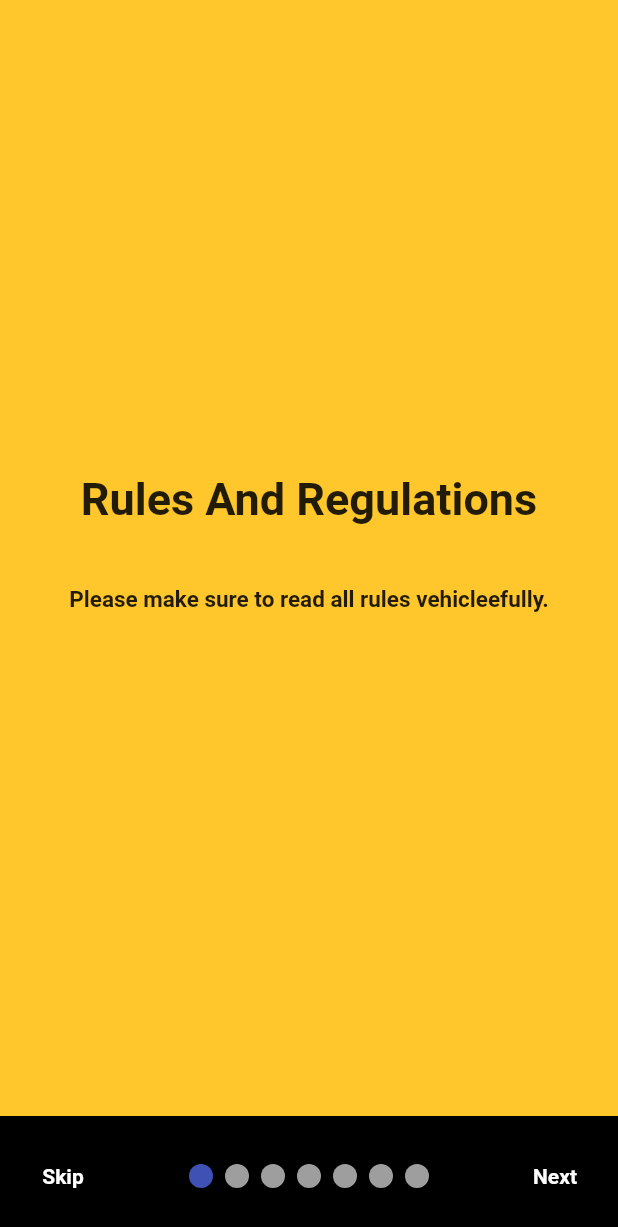
After one commit to gabrielstonedelza/Taxinet-Driver, a Flutter app: the DriverBoarding screen opened directly, on a phone screen of 412 x 824 dp. The commit adds this screen. Shown: the top 1227 px of the screen. Run offline on Flutter 3.47's test engine with Material 2 defaults, Android fonts, the phone set to English and light mode, and no system bars; drawn by our look-alikes of smooth_page_indicator; our stand-ins replace animate_do, animated_text_kit, badges, dio, flutter_local_notifications, font_awesome_flutter and 12 more; missing offline and left inert: flutter_phone_direct_caller; accounts and stored records are empty; network calls fail; project files that could hold a hidden picture were left out.

Commit message:
taxinet flutter driver,added onboarding

```diff
--- /dev/null
+++ b/lib/driver/driveronboarding.dart
@@ -0,0 +1,126 @@
+import 'package:flutter/material.dart';
+import 'package:get_storage/get_storage.dart';
+import "package:get/get.dart";
+import 'package:smooth_page_indicator/smooth_page_indicator.dart';
+
+import '../../constants/app_colors.dart';
+import '../bottomnavigation.dart';
+
+class DriverBoarding extends StatefulWidget {
+  const DriverBoarding({Key? key}) : super(key: key);
+
+  @override
+  State<DriverBoarding> createState() => _DriverBoardingState();
+}
+
+class _DriverBoardingState extends State<DriverBoarding> {
+  final controller = PageController();
+  bool isLastPage = false;
+  final storage = GetStorage();
+
+
+  @override
+  void initState() {
+    // TODO: implement initState
+    super.initState();
+  }
+
+  @override
+  void dispose() {
+    // TODO: implement dispose
+    controller.dispose();
+    super.dispose();
+  }
+
+
+  @override
+  Widget build(BuildContext context) {
+    return SafeArea(
+      child: Scaffold(
+        body: Container(
+          padding: const EdgeInsets.only(bottom:80),
+          child: PageView(
+            controller: controller,
+            onPageChanged: (index){
+              setState(() {
+                isLastPage = index == 9;
+              });
+            },
+            children: [
+              buildPage(primaryColor,"Rules And Regulations","Please make sure to read all rules vehicleefully."),
+              buildPage(primaryColor,"Daily Payment","Driver will pay upfront sales of GH₵70 by using the app wallet after filling the inventory before he can start the vehicle."),
+              buildPage(primaryColor,"Report","Driver is required to report once a week for vehicle inspection."),
+              buildPage(primaryColor,"Excuses & Permissions","The driver is to give a three (3) days prior notice for any excuse of work"),
+              buildPage(primaryColor,"Health Status","In case of any sickness,driver will have to park the vehicle until full recovery."),
+              buildPage(primaryColor,"Vehicle Damage","Driver will bear any cost of careless driving that leads to damage of the vehicle."),
+              buildPage(primaryColor,"Traveling beyond boundaries","Driver cannot go outside Kumasi without approval from the management"),
+              buildPage(primaryColor,"Third Party driver","Drive have no right to give the vehicle to third party to drive without approval from the management."),
+              buildPage(primaryColor,"Vehicle lock & unlock alerts","Driver will receive a daily alert (Sms) to park the vehicle before 12am which is when the vehicle and app gets locked.Drivers app will be unlocked automatically when it's 4am in the morning,vehicle too would be unlocked when driver makes payment for the day."),
+              buildPage(primaryColor,"Cargo Forbidden","Driver has no right to use the vehicle for loading goods."),
+              buildPage(primaryColor,"Commissions","Driver will receive  a commission of 10% on his daily sale and receive a bonus every month if he works all the days of the month."),
+            ],
+          ),
+        ),
+        bottomSheet: isLastPage ? Container(
+          padding: const EdgeInsets.symmetric(horizontal:10),
+          height: 80,
+          width:MediaQuery.of(context).size.width,
+          color:Colors.black,
+          child: TextButton(
+              onPressed: () async{
+                storage.write("viewedIntro","ViewedInto");
+                Get.offAll(()=> const MyBottomNavigationBar());
+              },
+              child: const Text("Get Started",style: TextStyle(fontWeight: FontWeight.bold,color:Colors.white,fontSize:20))
+          ),
+        ) :Container(
+            padding: const EdgeInsets.symmetric(horizontal:10),
+            height: 80,
+            color:Colors.black,
+            child: Row(
+              mainAxisAlignment: MainAxisAlignment.spaceBetween,
+              children: [
+                TextButton(
+                    child: const Text("Skip",style: TextStyle(fontWeight: FontWeight.bold,color:Colors.white)),
+                    onPressed: (){
+                      Get.offAll(()=> const MyBottomNavigationBar());
+                    }
+                ),
+                Center(child:SmoothPageIndicator(
+                  controller: controller,
+                  count: 7,
+                  onDotClicked: (index){
+                    controller.animateToPage(index, duration: const Duration(milliseconds: 500), curve: Curves.easeIn);
+                  },
+                )),
+                TextButton(
+                    child: const Text("Next",style: TextStyle(fontWeight: FontWeight.bold,color:Colors.white)),
+                    onPressed: (){
+                      controller.nextPage(duration: const Duration(milliseconds: 500), curve: Curves.easeInOut);
+                    }
+                ),
+              ],
+            )
+        ),
+      ),
+    );
+  }
+
+  Widget buildPage(Color color,String title,String subtitle){
+    return Container(
+        color: color,
+        child:Column(
+          mainAxisAlignment: MainAxisAlignment.center,
+          children: [
+            Text(title,style: const TextStyle(fontWeight: FontWeight.bold,fontSize:30)),
+            const SizedBox(height:20),
+            Container(
+                padding: const EdgeInsets.all(20),
+                child: Text(subtitle,style: const TextStyle(fontWeight: FontWeight.bold,fontSize:15))
+            )
+          ],
+        )
+    );
+  }
+
+}
--- a/lib/driver/home/addinventory.dart
+++ b/lib/driver/home/addinventory.dart
@@ -264,7 +264,7 @@ class _AddInventoryState extends State<AddInventory> {
       "Authorization": "Token $uToken"
     }, body: {
       "driver": userController.driverProfileId,
-      "amount": "8.33",
+      "amount": "10",
     });
     if(response.statusCode == 201){
 
--- a/lib/driver/home/myprofile.dart
+++ b/lib/driver/home/myprofile.dart
@@ -11,7 +11,7 @@ import "package:get/get.dart";
 
 import '../../g_controllers/user/user_controller.dart';
 import '../../views/login/newlogin.dart';
-import 'mysalaries.dart';
+import 'mybonuses.dart';
 
 class MyProfile extends StatefulWidget {
   const MyProfile({Key? key}) : super(key: key);
--- a/lib/driver/home/pages/notifications.dart
+++ b/lib/driver/home/pages/notifications.dart
@@ -9,7 +9,7 @@ import '../../../controllers/notificationController.dart';
 import '../../../g_controllers/user/user_controller.dart';
 import '../../../widgets/shimmers/shimmerwidget.dart';
 import '../mycommissions.dart';
-import '../mysalaries.dart';
+import '../mybonuses.dart';
 import 'driverHome.dart';
 
 
@@ -76,7 +76,7 @@ class _NotificationsState extends State<Notifications> {
                               Get.to(() => DriverHome());
                             }
                             if(notificationController.allNotifications[index]['notification_title'] == "Monthly Salary Payment"){
-                              Get.to(() => const MySalaries());
+                              Get.to(() => const MyBonuses());
                             }
                             if(notificationController.allNotifications[index]['notification_title'] == "Commission Received"){
                               Get.to(() => const MyCommissions());
--- a/lib/main.dart
+++ b/lib/main.dart
@@ -12,7 +12,7 @@ import 'controllers/commissioncontroller.dart';
 import 'controllers/inventorycontroller.dart';
 import 'controllers/mapcontroller.dart';
 import 'controllers/notificationController.dart';
-import 'controllers/salarycontroller.dart';
+import 'controllers/bonuscontroller.dart';
 import 'controllers/schedulescontroller.dart';
 import 'controllers/walletcontroller.dart';
 
@@ -29,7 +29,7 @@ void main() async{
   Get.put(WalletController());
   Get.put(InventoryController());
   Get.put(MapController());
-  Get.put(SalaryController());
+  Get.put(BonusController());
   Get.put(CommissionController());
   runApp(const MyApp());
 }
--- a/lib/splash.dart
+++ b/lib/splash.dart
@@ -7,6 +7,7 @@ import 'package:taxinet_driver/views/login/loginview.dart';
 import 'package:taxinet_driver/views/login/newlogin.dart';
 
 import 'bottomnavigation.dart';
+import 'driver/driveronboarding.dart';
 
 class SplashScreen extends StatefulWidget {
   const SplashScreen({Key? key}) : super(key: key);
@@ -33,7 +34,7 @@ class _SplashScreenState extends State<SplashScreen> {
 
     if (hasToken) {
       Timer(const Duration(seconds: 7),
-          () => Get.offAll(() => const MyBottomNavigationBar()));
+          () => Get.offAll(() => const DriverBoarding()));
     } else {
       Timer(const Duration(seconds: 7),
           () => Get.offAll(() => const NewLogin()));
--- a/pubspec.yaml
+++ b/pubspec.yaml
@@ -49,6 +49,7 @@ dependencies:
   geocoding:
   google_nav_bar: ^5.0.6
   grouped_list: ^5.1.2
+  smooth_page_indicator: ^1.0.0+2
 
 dev_dependencies:
   flutter_test:
```
Also changed, not shown: lib/controllers/bonuscontroller.dart (renamed from lib/controllers/salarycontroller.dart, +13 -3 lines), lib/driver/home/mybonuses.dart (added, +249 -0 lines), lib/driver/home/mysalaries.dart (deleted, +0 -70 lines), lib/driver/home/pages/driverHome.dart (+4 -4 lines), pubspec.lock.
